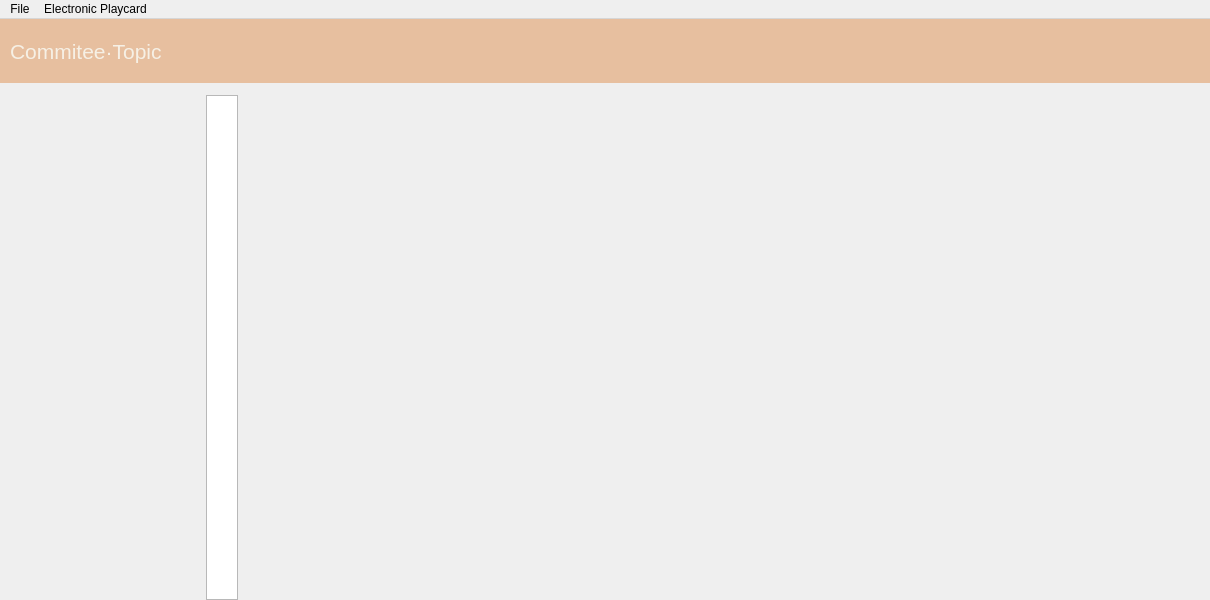
Old version of the form mainwindow.ui in the repository Marcus-P-114514/MUN-Desktop.
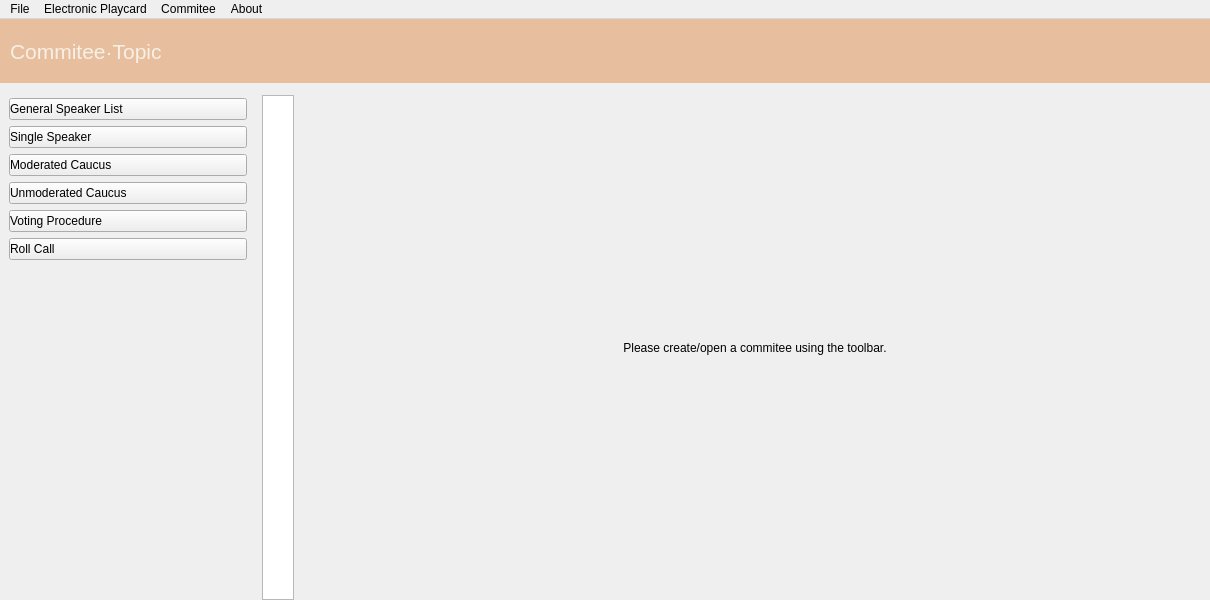
New version of the form.

What changed in the file:
```diff
--- a/mainwindow.ui
+++ b/mainwindow.ui
@@ -47,17 +47,96 @@
      <widget class="QStackedWidget" name="nav_bar">
       <property name="minimumSize">
        <size>
-        <width>200</width>
+        <width>256</width>
         <height>0</height>
        </size>
       </property>
       <property name="maximumSize">
        <size>
-        <width>200</width>
+        <width>256</width>
         <height>16777215</height>
        </size>
       </property>
-      <widget class="QWidget" name="page_3"/>
+      <widget class="QWidget" name="page_3">
+       <layout class="QVBoxLayout" name="verticalLayout">
+        <item>
+         <widget class="QPushButton" name="switch_general_speaker_list">
+          <property name="styleSheet">
+           <string notr="true">text-align: left;</string>
+          </property>
+          <property name="text">
+           <string>General Speaker List</string>
+          </property>
+          <property name="flat">
+           <bool>false</bool>
+          </property>
+         </widget>
+        </item>
+        <item>
+         <widget class="QPushButton" name="switch_single_speaker">
+          <property name="styleSheet">
+           <string notr="true">text-align: left;</string>
+          </property>
+          <property name="text">
+           <string>Single Speaker</string>
+          </property>
+         </widget>
+        </item>
+        <item>
+         <widget class="QPushButton" name="switch_moderated_cacus">
+          <property name="styleSheet">
+           <string notr="true">text-align: left;</string>
+          </property>
+          <property name="text">
+           <string>Moderated Caucus</string>
+          </property>
+         </widget>
+        </item>
+        <item>
+         <widget class="QPushButton" name="switch_unmoderated_cacus">
+          <property name="styleSheet">
+           <string notr="true">text-align: left;</string>
+          </property>
+          <property name="text">
+           <string>Unmoderated Caucus</string>
+          </property>
+         </widget>
+        </item>
+        <item>
+         <widget class="QPushButton" name="switch_voting_procedure">
+          <property name="styleSheet">
+           <string notr="true">text-align: left;</string>
+          </property>
+          <property name="text">
+           <string>Voting Procedure</string>
+          </property>
+         </widget>
+        </item>
+        <item>
+         <widget class="QPushButton" name="switch_roll_call">
+          <property name="styleSheet">
+           <string notr="true">text-align: left;</string>
+          </property>
+          <property name="text">
+           <string>Roll Call</string>
+          </property>
+         </widget>
+        </item>
+        <item>
+         <spacer name="verticalSpacer">
+          <property name="orientation">
+           <enum>Qt::Vertical</enum>
+          </property>
+          <property name="sizeHint" stdset="0">
+           <size>
+            <width>20</width>
+            <height>279</height>
+           </size>
+          </property>
+         </spacer>
+        </item>
+       </layout>
+      </widget>
       <widget class="QWidget" name="page_4"/>
      </widget>
     </item>
@@ -88,7 +167,20 @@
     </item>
     <item row="2" column="2">
      <widget class="QStackedWidget" name="main_frame">
-      <widget class="QWidget" name="page_5"/>
+      <widget class="QWidget" name="page_5">
+       <layout class="QGridLayout" name="gridLayout">
+        <item row="0" column="0">
+         <widget class="QLabel" name="label">
+          <property name="text">
+           <string>Please create/open a commitee using the toolbar.</string>
+          </property>
+          <property name="alignment">
+           <set>Qt::AlignCenter</set>
+          </property>
+         </widget>
+        </item>
+       </layout>
+      </widget>
       <widget class="QWidget" name="page_6"/>
      </widget>
     </item>
@@ -113,8 +205,20 @@
      <string>Electronic Playcard</string>
     </property>
    </widget>
+   <widget class="QMenu" name="menuCommitee">
+    <property name="title">
+     <string>Commitee</string>
+    </property>
+   </widget>
+   <widget class="QMenu" name="menuAbout">
+    <property name="title">
+     <string>About</string>
+    </property>
+   </widget>
    <addaction name="menuFile"/>
    <addaction name="menuElectronic_Playcard"/>
+   <addaction name="menuCommitee"/>
+   <addaction name="menuAbout"/>
   </widget>
  </widget>
  <resources/>
```
